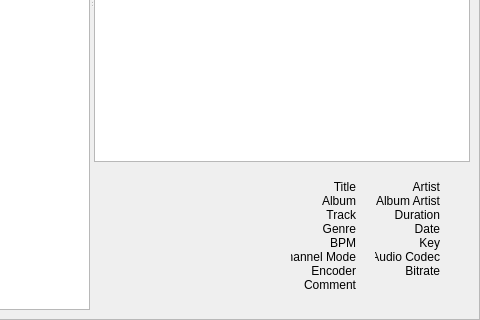
Above: ui/main_win.ui from mimbert/soundbrowser before the change; both pictures show x 297 to 777 and y 381 to 701 of the 777 by 701 pixel window. Below: the same form after it.
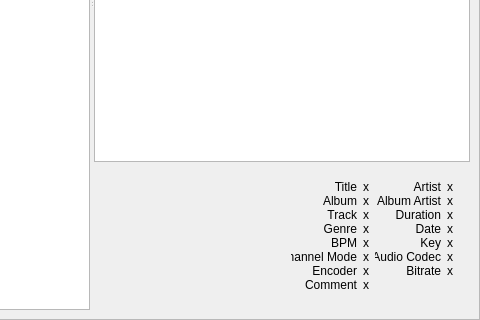
That is the form after the change. Icons and pictures are not drawn.

Commit message: add 'x' placeholders on metadata pane dynamic fields

```diff
--- a/ui/main_win.ui
+++ b/ui/main_win.ui
@@ -190,7 +190,7 @@
                       <bool>false</bool>
                      </property>
                      <property name="text">
-                      <string/>
+                      <string>x</string>
                      </property>
                      <property name="textFormat">
                       <enum>Qt::PlainText</enum>
@@ -209,7 +209,7 @@
                       <bool>false</bool>
                      </property>
                      <property name="text">
-                      <string/>
+                      <string>x</string>
                      </property>
                      <property name="textFormat">
                       <enum>Qt::PlainText</enum>
@@ -238,7 +238,7 @@
                       <bool>false</bool>
                      </property>
                      <property name="text">
-                      <string/>
+                      <string>x</string>
                      </property>
                      <property name="textFormat">
                       <enum>Qt::PlainText</enum>
@@ -257,7 +257,7 @@
                       <bool>false</bool>
                      </property>
                      <property name="text">
-                      <string/>
+                      <string>x</string>
                      </property>
                      <property name="textFormat">
                       <enum>Qt::PlainText</enum>
@@ -336,7 +336,7 @@
                       <bool>false</bool>
                      </property>
                      <property name="text">
-                      <string/>
+                      <string>x</string>
                      </property>
                      <property name="textFormat">
                       <enum>Qt::PlainText</enum>
@@ -365,7 +365,7 @@
                       <bool>false</bool>
                      </property>
                      <property name="text">
-                      <string/>
+                      <string>x</string>
                      </property>
                      <property name="textFormat">
                       <enum>Qt::PlainText</enum>
@@ -381,7 +381,7 @@
                    <item row="8" column="1" colspan="3">
                     <widget class="QLabel" name="comment">
                      <property name="text">
-                      <string/>
+                      <string>x</string>
                      </property>
                      <property name="textFormat">
                       <enum>Qt::PlainText</enum>
@@ -400,7 +400,7 @@
                       <bool>false</bool>
                      </property>
                      <property name="text">
-                      <string/>
+                      <string>x</string>
                      </property>
                      <property name="textFormat">
                       <enum>Qt::PlainText</enum>
@@ -419,7 +419,7 @@
                       <bool>false</bool>
                      </property>
                      <property name="text">
-                      <string/>
+                      <string>x</string>
                      </property>
                      <property name="textFormat">
                       <enum>Qt::PlainText</enum>
@@ -481,7 +481,7 @@
                       <bool>false</bool>
                      </property>
                      <property name="text">
-                      <string/>
+                      <string>x</string>
                      </property>
                      <property name="textFormat">
                       <enum>Qt::PlainText</enum>
@@ -500,7 +500,7 @@
                       <bool>false</bool>
                      </property>
                      <property name="text">
-                      <string/>
+                      <string>x</string>
                      </property>
                      <property name="textFormat">
                       <enum>Qt::PlainText</enum>
@@ -548,7 +548,7 @@
                       <enum>QFrame::NoFrame</enum>
                      </property>
                      <property name="text">
-                      <string/>
+                      <string>x</string>
                      </property>
                      <property name="textFormat">
                       <enum>Qt::PlainText</enum>
@@ -577,7 +577,7 @@
                       <bool>false</bool>
                      </property>
                      <property name="text">
-                      <string/>
+                      <string>x</string>
                      </property>
                      <property name="textFormat">
                       <enum>Qt::PlainText</enum>
@@ -596,7 +596,7 @@
                       <bool>false</bool>
                      </property>
                      <property name="text">
-                      <string/>
+                      <string>x</string>
                      </property>
                      <property name="textFormat">
                       <enum>Qt::PlainText</enum>
@@ -615,7 +615,7 @@
                       <bool>false</bool>
                      </property>
                      <property name="text">
-                      <string/>
+                      <string>x</string>
                      </property>
                      <property name="textFormat">
                       <enum>Qt::PlainText</enum>
```
